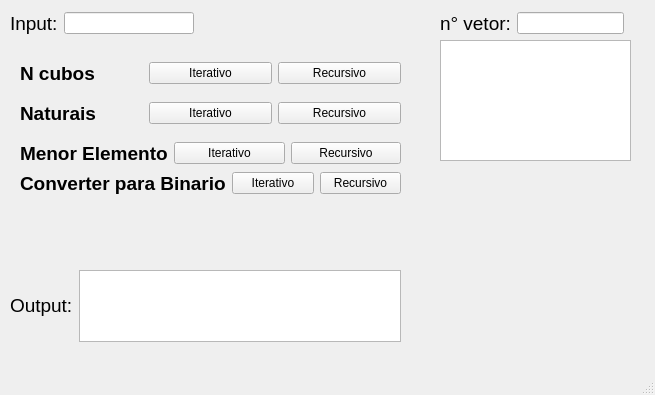
First picture: the form in mainwindow.ui, repository cpedrohenrique1/recursividade2, before the edit.
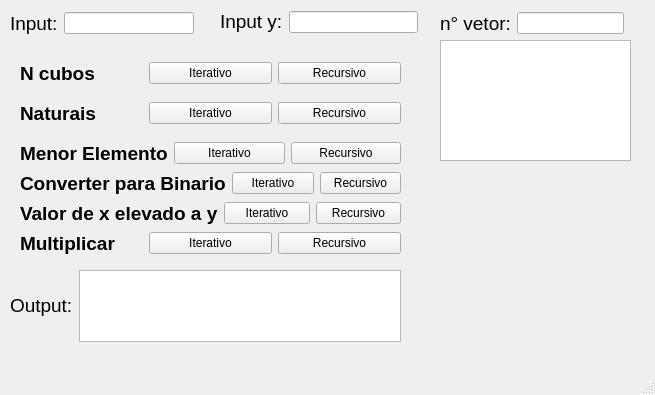
Second picture: the form after the edit.

The edit to the form file:
```diff
--- a/mainwindow.ui
+++ b/mainwindow.ui
@@ -222,6 +222,94 @@
      </item>
     </layout>
    </widget>
+   <widget class="QWidget" name="layoutWidget_6">
+    <property name="geometry">
+     <rect>
+      <x>20</x>
+      <y>200</y>
+      <width>381</width>
+      <height>27</height>
+     </rect>
+    </property>
+    <layout class="QHBoxLayout" name="horizontalLayout_8">
+     <item>
+      <widget class="QLabel" name="label_8">
+       <property name="text">
+        <string>&lt;html&gt;&lt;head/&gt;&lt;body&gt;&lt;p&gt;&lt;span style=&quot; font-size:14pt; font-weight:700;&quot;&gt;Valor de x elevado a y&lt;/span&gt;&lt;/p&gt;&lt;/body&gt;&lt;/html&gt;</string>
+       </property>
+      </widget>
+     </item>
+     <item>
+      <widget class="QPushButton" name="pushButton_valordeKIterativo">
+       <property name="text">
+        <string>Iterativo</string>
+       </property>
+      </widget>
+     </item>
+     <item>
+      <widget class="QPushButton" name="pushButton_valordeKRecursivo">
+       <property name="text">
+        <string>Recursivo</string>
+       </property>
+      </widget>
+     </item>
+    </layout>
+   </widget>
+   <widget class="QWidget" name="layoutWidget">
+    <property name="geometry">
+     <rect>
+      <x>220</x>
+      <y>10</y>
+      <width>198</width>
+      <height>24</height>
+     </rect>
+    </property>
+    <layout class="QHBoxLayout" name="horizontalLayout_9">
+     <item>
+      <widget class="QLabel" name="label_9">
+       <property name="text">
+        <string>&lt;html&gt;&lt;head/&gt;&lt;body&gt;&lt;p&gt;&lt;span style=&quot; font-size:14pt;&quot;&gt;Input y:&lt;/span&gt;&lt;/p&gt;&lt;/body&gt;&lt;/html&gt;</string>
+       </property>
+      </widget>
+     </item>
+     <item>
+      <widget class="QLineEdit" name="lineEdit_inputY"/>
+     </item>
+    </layout>
+   </widget>
+   <widget class="QWidget" name="layoutWidget_7">
+    <property name="geometry">
+     <rect>
+      <x>20</x>
+      <y>230</y>
+      <width>381</width>
+      <height>27</height>
+     </rect>
+    </property>
+    <layout class="QHBoxLayout" name="horizontalLayout_10">
+     <item>
+      <widget class="QLabel" name="label_10">
+       <property name="text">
+        <string>&lt;html&gt;&lt;head/&gt;&lt;body&gt;&lt;p&gt;&lt;span style=&quot; font-size:14pt; font-weight:700;&quot;&gt;Multiplicar&lt;/span&gt;&lt;/p&gt;&lt;/body&gt;&lt;/html&gt;</string>
+       </property>
+      </widget>
+     </item>
+     <item>
+      <widget class="QPushButton" name="pushButton_multiplicacaoIterativo">
+       <property name="text">
+        <string>Iterativo</string>
+       </property>
+      </widget>
+     </item>
+     <item>
+      <widget class="QPushButton" name="pushButton_multiplicacaoRecursivo">
+       <property name="text">
+        <string>Recursivo</string>
+       </property>
+      </widget>
+     </item>
+    </layout>
+   </widget>
   </widget>
   <widget class="QMenuBar" name="menubar">
    <property name="geometry">
```
Left out of the diff: 2 changed lines with no effect on the pictures.
